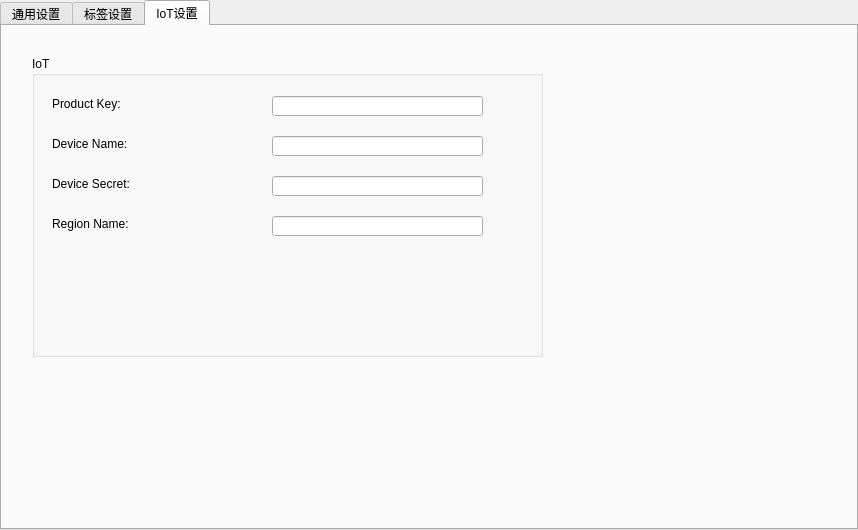
fzlgejiao/PTMS, file iTmsGui/icfgpanel.ui: the form before one commit.
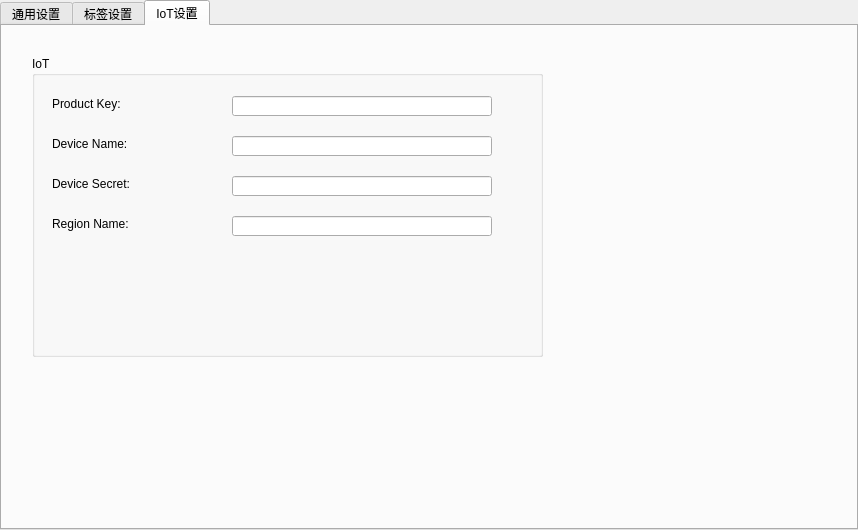
The form after the commit. The open tabs and pages were chosen to show the change.

The edit to the form file:
```diff
--- a/iTmsGui/icfgpanel.ui
+++ b/iTmsGui/icfgpanel.ui
@@ -448,9 +448,9 @@
     <widget class="QLineEdit" name="lePrdKey">
      <property name="geometry">
       <rect>
-       <x>240</x>
+       <x>200</x>
        <y>40</y>
-       <width>211</width>
+       <width>260</width>
        <height>20</height>
       </rect>
      </property>
@@ -458,9 +458,9 @@
     <widget class="QLineEdit" name="leDeviceName">
      <property name="geometry">
       <rect>
-       <x>240</x>
+       <x>200</x>
        <y>80</y>
-       <width>211</width>
+       <width>260</width>
        <height>20</height>
       </rect>
      </property>
@@ -481,9 +481,9 @@
     <widget class="QLineEdit" name="leDeviceSecret">
      <property name="geometry">
       <rect>
-       <x>240</x>
+       <x>200</x>
        <y>120</y>
-       <width>211</width>
+       <width>260</width>
        <height>20</height>
       </rect>
      </property>
@@ -504,9 +504,9 @@
     <widget class="QLineEdit" name="leRegion">
      <property name="geometry">
       <rect>
-       <x>240</x>
+       <x>200</x>
        <y>160</y>
-       <width>211</width>
+       <width>260</width>
        <height>20</height>
       </rect>
      </property>
```
Left out of the diff: 10 changed lines with no effect on the pictures.
